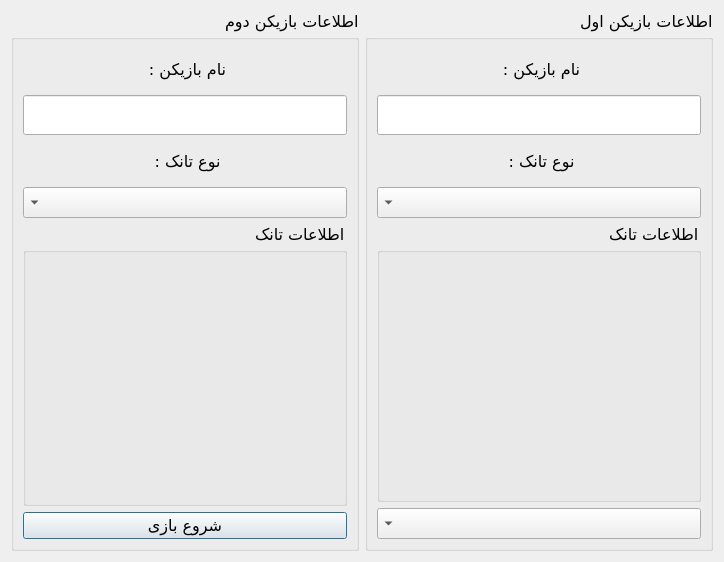
Qt form playerinfoui.ui (ehsankhani/TANKS_BATTLE) before a commit.
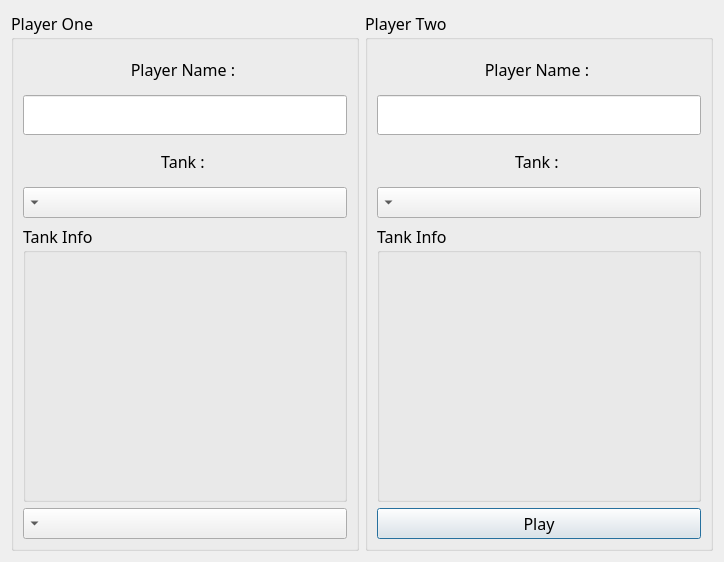
The same form after that commit.

```diff
--- a/playerinfoui.ui
+++ b/playerinfoui.ui
@@ -20,13 +20,13 @@
    <string>Dialog</string>
   </property>
   <property name="layoutDirection">
-   <enum>Qt::RightToLeft</enum>
+   <enum>Qt::LeftToRight</enum>
   </property>
   <layout class="QHBoxLayout" name="horizontalLayout">
    <item>
     <widget class="QGroupBox" name="groupBox_2">
      <property name="title">
-      <string>اطلاعات بازیکن اول</string>
+      <string>Player One</string>
      </property>
      <layout class="QVBoxLayout" name="verticalLayout_4">
       <item>
@@ -44,7 +44,7 @@
          </size>
         </property>
         <property name="text">
-         <string>نام بازیکن : </string>
+         <string>Player Name : </string>
         </property>
         <property name="alignment">
          <set>Qt::AlignCenter</set>
@@ -82,7 +82,7 @@
          </size>
         </property>
         <property name="text">
-         <string>نوع تانک : </string>
+         <string>Tank : </string>
         </property>
         <property name="alignment">
          <set>Qt::AlignCenter</set>
@@ -99,7 +99,7 @@
       <item>
        <widget class="QGroupBox" name="groupBox_3">
         <property name="title">
-         <string>اطلاعات تانک</string>
+         <string>Tank Info</string>
         </property>
         <layout class="QVBoxLayout" name="verticalLayout">
          <item>
@@ -231,7 +231,7 @@
    <item>
     <widget class="QGroupBox" name="groupBox">
      <property name="title">
-      <string>اطلاعات بازیکن دوم</string>
+      <string>Player Two</string>
      </property>
      <layout class="QVBoxLayout" name="verticalLayout_3">
       <item>
@@ -249,7 +249,7 @@
          </size>
         </property>
         <property name="text">
-         <string>نام بازیکن : </string>
+         <string>Player Name : </string>
         </property>
         <property name="alignment">
          <set>Qt::AlignCenter</set>
@@ -287,7 +287,7 @@
          </size>
         </property>
         <property name="text">
-         <string>نوع تانک : </string>
+         <string>Tank : </string>
         </property>
         <property name="alignment">
          <set>Qt::AlignCenter</set>
@@ -304,7 +304,7 @@
       <item>
        <widget class="QGroupBox" name="groupBox_4">
         <property name="title">
-         <string>اطلاعات تانک</string>
+         <string>Tank Info</string>
         </property>
         <layout class="QVBoxLayout" name="verticalLayout_2">
          <item>
@@ -426,7 +426,7 @@
       <item>
        <widget class="QPushButton" name="BtnPlay">
         <property name="text">
-         <string>شروع بازی</string>
+         <string>Play</string>
         </property>
        </widget>
       </item>
```
